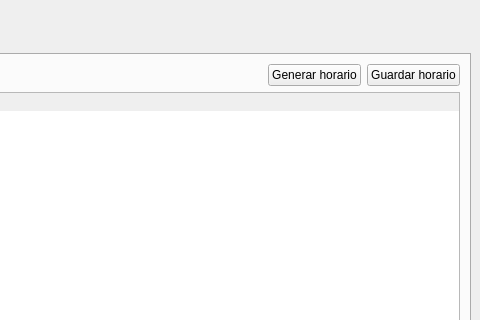
The window that Vista/Vista.ui (HugoRomeroMorales/CreadorDeHorarios) describes before a commit, drawn with Qt 5; both pictures show x 659 to 1139 and y 0 to 320 of the 1139 by 737 pixel window.
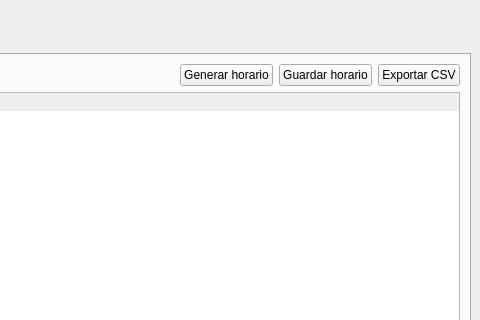
The same window after the commit.

Commit message: Boton de exportar csv completo, junto a comprobacion de exito o error

What changed in the file:
```diff
--- a/Vista/Vista.ui
+++ b/Vista/Vista.ui
@@ -428,6 +428,13 @@
                                                 </property>
                                             </widget>
                                         </item>
+                                        <item>
+                                            <widget class="QPushButton" name="btnExportarCSV">
+                                                <property name="text">
+                                                    <string>Exportar CSV</string>
+                                                </property>
+                                            </widget>
+                                        </item>
                                     </layout>
                                 </item>
                                 <item>
```
The commit also changes 2 other files.
